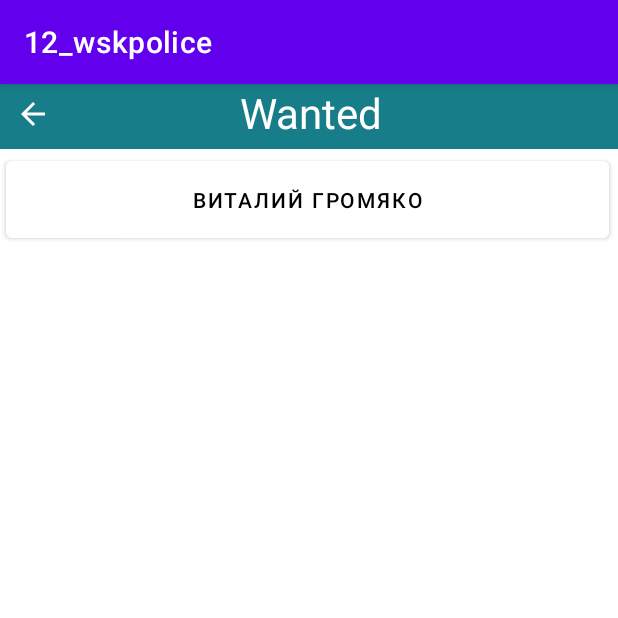
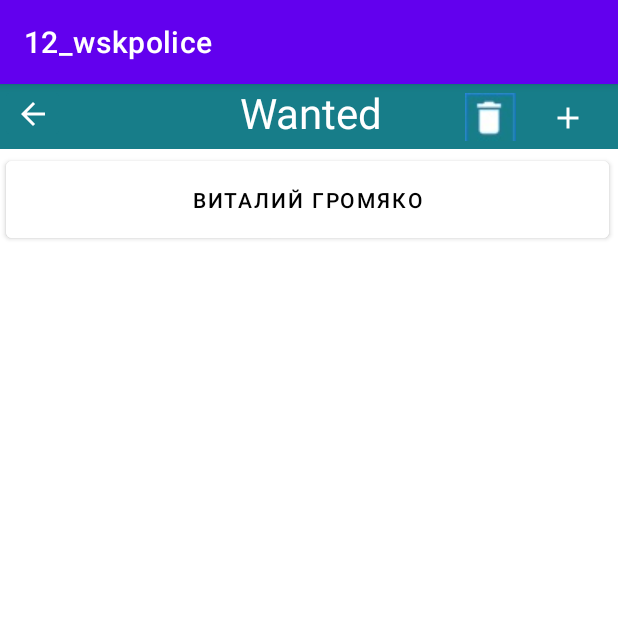
Before and after one commit to Sokol45/policemiami, an Android app: the wanted screen opened directly, with no data from a screen before it, on a phone screen of 412 x 824 dp, the top half of it. Run offline under Robolectric (Android 15) with nearby library versions, the phone set to English and light mode, and no system bars.

Commit message:
second commit

```diff
--- a/app/src/main/res/layout/wanted.xml
+++ b/app/src/main/res/layout/wanted.xml
@@ -49,5 +49,31 @@
         app:layout_constraintTop_toTopOf="parent"
         app:layout_constraintVertical_bias="0.064" />
 
+    <ImageButton
+        android:id="@+id/imageButton8"
+        android:layout_width="52dp"
+        android:layout_height="43dp"
+        android:background="#177D89"
+        app:layout_constraintBottom_toBottomOf="parent"
+        app:layout_constraintEnd_toEndOf="parent"
+        app:layout_constraintHorizontal_bias="0.835"
+        app:layout_constraintStart_toStartOf="parent"
+        app:layout_constraintTop_toTopOf="parent"
+        app:layout_constraintVertical_bias="0.0"
+        app:srcCompat="@drawable/musorka" />
+
+    <ImageButton
+        android:id="@+id/imageButton9"
+        android:layout_width="35dp"
+        android:layout_height="33dp"
+        android:background="#177D89"
+        app:layout_constraintBottom_toBottomOf="parent"
+        app:layout_constraintEnd_toEndOf="parent"
+        app:layout_constraintHorizontal_bias="0.957"
+        app:layout_constraintStart_toStartOf="parent"
+        app:layout_constraintTop_toTopOf="parent"
+        app:layout_constraintVertical_bias="0.008"
+        app:srcCompat="@drawable/plus" />
+
 
 </androidx.constraintlayout.widget.ConstraintLayout>
```
Also changed, not shown: app/src/main/res/drawable/musorka.jpg (added), app/src/main/res/drawable/plus.png (added).
